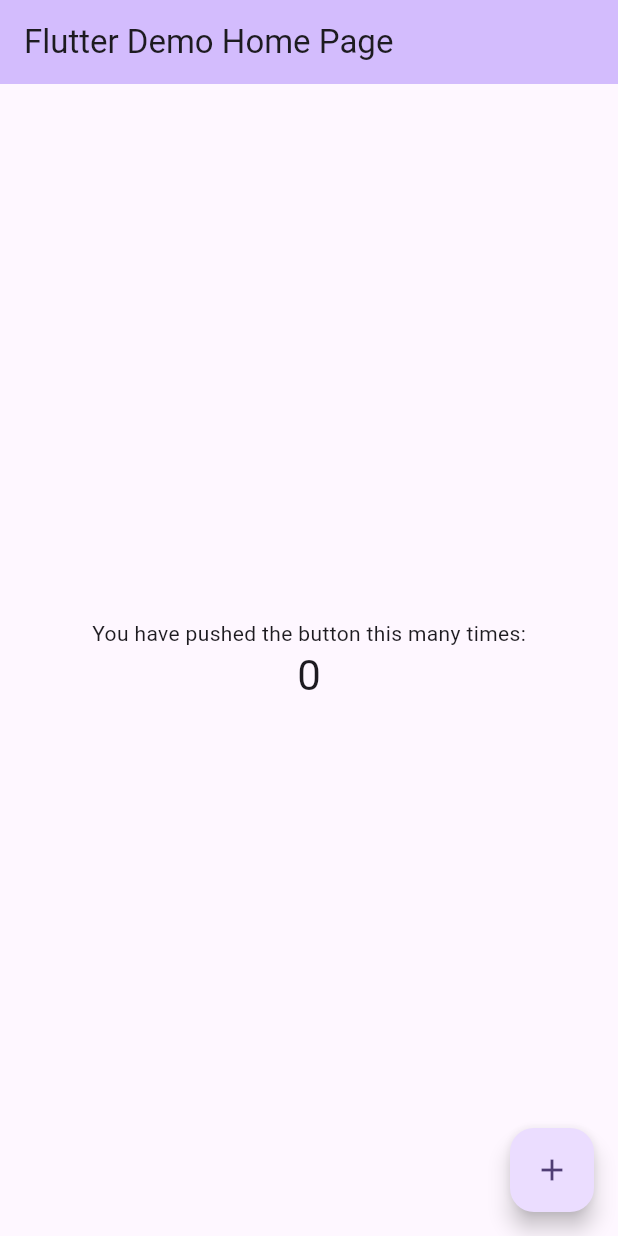
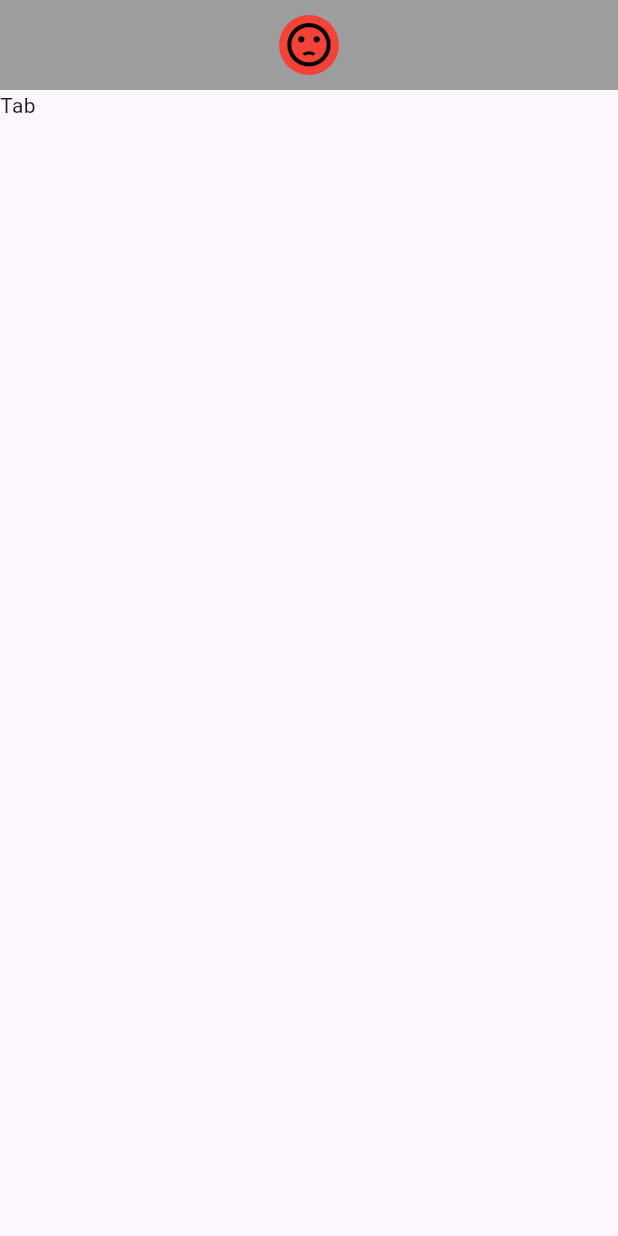
Before and after one commit to manuabigsz/campo_minado_flutter, a Flutter app: the screen it shows after launch, on a phone screen of 412 x 824 dp. Run offline on Flutter 3.47's test engine with Material 3 defaults, Android fonts, the phone set to English and light mode, and no system bars.

Commit message:
feat: interfaces

```diff
--- /dev/null
+++ b/lib/components/resultado_widget.dart
@@ -0,0 +1,54 @@
+import 'package:flutter/material.dart';
+
+class ResultadoWidget extends StatelessWidget implements PreferredSizeWidget {
+  final bool venceu;
+  final Function onReiniciar;
+
+  const ResultadoWidget({
+    super.key,
+    required this.venceu,
+    required this.onReiniciar,
+  });
+
+  Color _getCor() {
+    if (venceu) {
+      return Colors.green;
+    } else {
+      return Colors.red;
+    }
+  }
+
+  IconData _getIcon() {
+    if (venceu) {
+      return Icons.sentiment_very_satisfied;
+    } else {
+      return Icons.sentiment_dissatisfied;
+    }
+  }
+
+  @override
+  Widget build(BuildContext context) {
+    return Container(
+      color: Colors.grey,
+      child: SafeArea(
+          child: Container(
+        padding: const EdgeInsets.all(10),
+        child: CircleAvatar(
+          backgroundColor: _getCor(),
+          child: IconButton(
+            onPressed: () => onReiniciar(),
+            padding: const EdgeInsets.all(0),
+            icon: Icon(
+              _getIcon(),
+              color: Colors.black,
+              size: 35,
+            ),
+          ),
+        ),
+      )),
+    );
+  }
+
+  @override
+  Size get preferredSize => const Size.fromHeight(120);
+}
--- a/lib/main.dart
+++ b/lib/main.dart
@@ -1,125 +1,7 @@
 import 'package:flutter/material.dart';
 
+import 'screens/campo_minado_app.dart';
+
 void main() {
-  runApp(const MyApp());
+  runApp(const CampoMinadoApp());
 }
-
-class MyApp extends StatelessWidget {
-  const MyApp({super.key});
-
-  // This widget is the root of your application.
-  @override
-  Widget build(BuildContext context) {
-    return MaterialApp(
-      title: 'Flutter Demo',
-      theme: ThemeData(
-        // This is the theme of your application.
-        //
-        // TRY THIS: Try running your application with "flutter run". You'll see
-        // the application has a purple toolbar. Then, without quitting the app,
-        // try changing the seedColor in the colorScheme below to Colors.green
-        // and then invoke "hot reload" (save your changes or press the "hot
-        // reload" button in a Flutter-supported IDE, or press "r" if you used
-        // the command line to start the app).
-        //
-        // Notice that the counter didn't reset back to zero; the application
-        // state is not lost during the reload. To reset the state, use hot
-        // restart instead.
-        //
-        // This works for code too, not just values: Most code changes can be
-        // tested with just a hot reload.
-        colorScheme: ColorScheme.fromSeed(seedColor: Colors.deepPurple),
-        useMaterial3: true,
-      ),
-      home: const MyHomePage(title: 'Flutter Demo Home Page'),
-    );
-  }
-}
-
-class MyHomePage extends StatefulWidget {
-  const MyHomePage({super.key, required this.title});
-
-  // This widget is the home page of your application. It is stateful, meaning
-  // that it has a State object (defined below) that contains fields that affect
-  // how it looks.
-
-  // This class is the configuration for the state. It holds the values (in this
-  // case the title) provided by the parent (in this case the App widget) and
-  // used by the build method of the State. Fields in a Widget subclass are
-  // always marked "final".
-
-  final String title;
-
-  @override
-  State<MyHomePage> createState() => _MyHomePageState();
-}
-
-class _MyHomePageState extends State<MyHomePage> {
-  int _counter = 0;
-
-  void _incrementCounter() {
-    setState(() {
-      // This call to setState tells the Flutter framework that something has
-      // changed in this State, which causes it to rerun the build method below
-      // so that the display can reflect the updated values. If we changed
-      // _counter without calling setState(), then the build method would not be
-      // called again, and so nothing would appear to happen.
-      _counter++;
-    });
-  }
-
-  @override
-  Widget build(BuildContext context) {
-    // This method is rerun every time setState is called, for instance as done
-    // by the _incrementCounter method above.
-    //
-    // The Flutter framework has been optimized to make rerunning build methods
-    // fast, so that you can just rebuild anything that needs updating rather
-    // than having to individually change instances of widgets.
-    return Scaffold(
-      appBar: AppBar(
-        // TRY THIS: Try changing the color here to a specific color (to
-        // Colors.amber, perhaps?) and trigger a hot reload to see the AppBar
-        // change color while the other colors stay the same.
-        backgroundColor: Theme.of(context).colorScheme.inversePrimary,
-        // Here we take the value from the MyHomePage object that was created by
-        // the App.build method, and use it to set our appbar title.
-        title: Text(widget.title),
-      ),
-      body: Center(
-        // Center is a layout widget. It takes a single child and positions it
-        // in the middle of the parent.
-        child: Column(
-          // Column is also a layout widget. It takes a list of children and
-          // arranges them vertically. By default, it sizes itself to fit its
-          // children horizontally, and tries to be as tall as its parent.
-          //
-          // Column has various properties to control how it sizes itself and
-          // how it positions its children. Here we use mainAxisAlignment to
-          // center the children vertically; the main axis here is the vertical
-          // axis because Columns are vertical (the cross axis would be
-          // horizontal).
-          //
-          // TRY THIS: Invoke "debug painting" (choose the "Toggle Debug Paint"
-          // action in the IDE, or press "p" in the console), to see the
-          // wireframe for each widget.
-          mainAxisAlignment: MainAxisAlignment.center,
-          children: <Widget>[
-            const Text(
-              'You have pushed the button this many times:',
-            ),
-            Text(
-              '$_counter',
-              style: Theme.of(context).textTheme.headlineMedium,
-            ),
-          ],
-        ),
-      ),
-      floatingActionButton: FloatingActionButton(
-        onPressed: _incrementCounter,
-        tooltip: 'Increment',
-        child: const Icon(Icons.add),
-      ), // This trailing comma makes auto-formatting nicer for build methods.
-    );
-  }
-}
--- /dev/null
+++ b/lib/screens/campo_minado_app.dart
@@ -0,0 +1,26 @@
+// ignore_for_file: avoid_unnecessary_containers
+
+import 'package:campo_minado/components/resultado_widget.dart';
+import 'package:flutter/material.dart';
+
+class CampoMinadoApp extends StatefulWidget {
+  const CampoMinadoApp({super.key});
+
+  @override
+  State<CampoMinadoApp> createState() => _CampoMinadoAppState();
+}
+
+class _CampoMinadoAppState extends State<CampoMinadoApp> {
+  _reiniciar() {}
+  @override
+  Widget build(BuildContext context) {
+    return MaterialApp(
+      home: Scaffold(
+        appBar: ResultadoWidget(venceu: false, onReiniciar: _reiniciar),
+        body: Container(
+          child: const Text('Tab'),
+        ),
+      ),
+    );
+  }
+}
```
Also changed, not shown: 1 other file.
